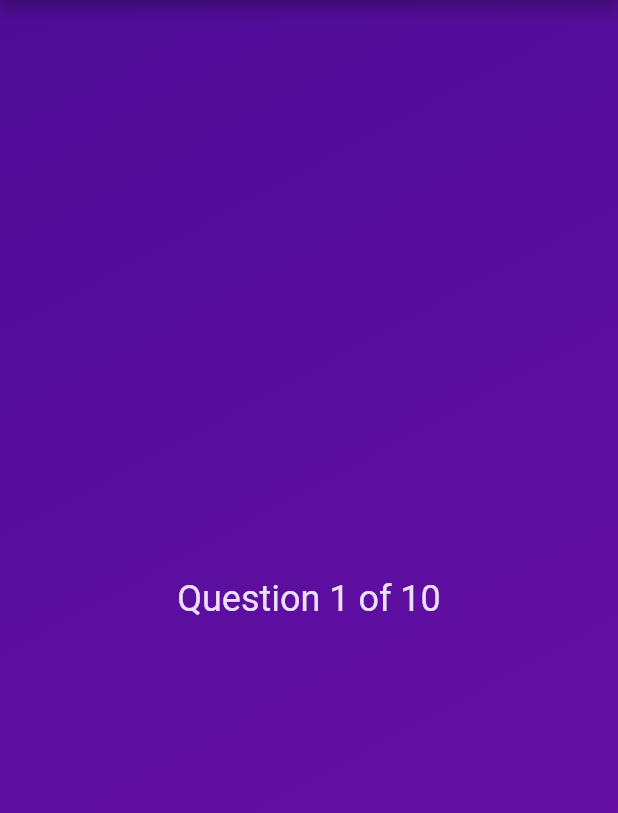
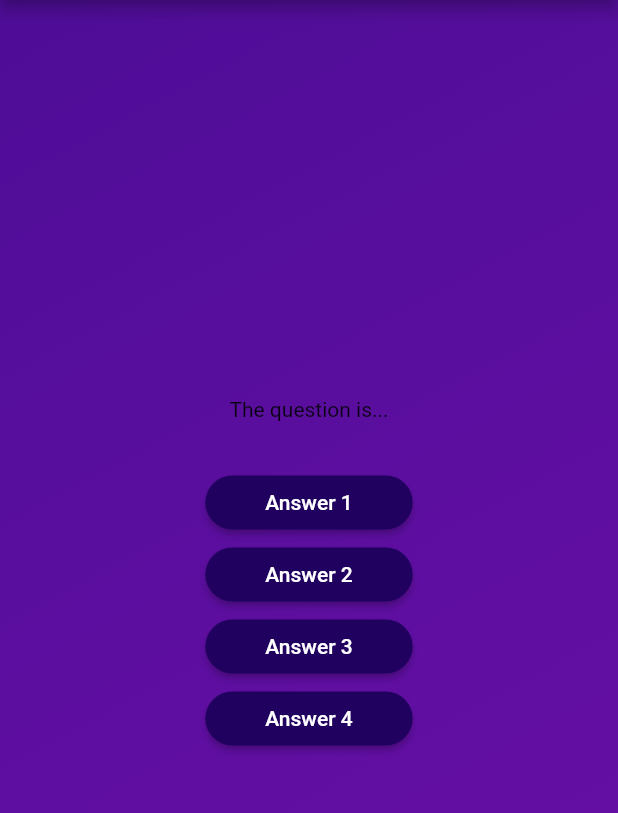
Before and after one commit to PhBouzid/quiz_app, a Flutter app: the screen it shows after launch, after a tap on "Start Quiz", on a phone screen of 412 x 824 dp, the part 84-897 px from its top. Run offline on Flutter 3.47's test engine with Material 2 defaults, Android fonts, the phone set to English and light mode, and no system bars.

Commit message:
Add styled Outline buttons for handling answers.

```diff
--- a/lib/screens/question_screen.dart
+++ b/lib/screens/question_screen.dart
@@ -1,4 +1,5 @@
 import 'package:flutter/material.dart';
+import 'package:quiz_app/widgets/answer_button.dart';
 
 class QuestionScreen extends StatefulWidget {
   const QuestionScreen({super.key});
@@ -10,22 +11,17 @@ class QuestionScreen extends StatefulWidget {
 class _QuestionScreenState extends State<QuestionScreen> {
   @override
   Widget build(BuildContext context) {
-    return const Center(
+    return SizedBox(
+      width: double.infinity,
       child: Column(
-        mainAxisSize: MainAxisSize.min,
+        mainAxisAlignment: MainAxisAlignment.center,
         children: [
-          SizedBox(
-            height: 30,
-          ),
-          Text("Question 1 of 10",
-              style: TextStyle(
-                  fontSize: 24,
-                  color: Color.fromARGB(
-                    255,
-                    237,
-                    223,
-                    252,
-                  ))),
+          const Text('The question is...'),
+          const SizedBox(height: 30),
+          AnswerButton(answer: "Answer 1", onPressed: () {}),
+          AnswerButton(answer: "Answer 2", onPressed: () {}),
+          AnswerButton(answer: "Answer 3", onPressed: () {}),
+          AnswerButton(answer: "Answer 4", onPressed: () {}),
         ],
       ),
     );
--- /dev/null
+++ b/lib/widgets/answer_button.dart
@@ -0,0 +1,25 @@
+import 'package:flutter/material.dart';
+
+class AnswerButton extends StatelessWidget {
+  const AnswerButton(
+      {super.key, required this.answer, required this.onPressed});
+
+  final String answer;
+  final Function onPressed;
+
+  @override
+  Widget build(BuildContext context) {
+    return ElevatedButton(
+      onPressed: () => onPressed(),
+      style: ElevatedButton.styleFrom(
+        padding: const EdgeInsets.symmetric(horizontal: 40, vertical: 10),
+        backgroundColor: const Color.fromARGB(255, 33, 1, 95),
+        foregroundColor: Colors.white,
+        shape: RoundedRectangleBorder(
+          borderRadius: BorderRadius.circular(40),
+        ),
+      ),
+      child: Text(answer),
+    );
+  }
+}
```
